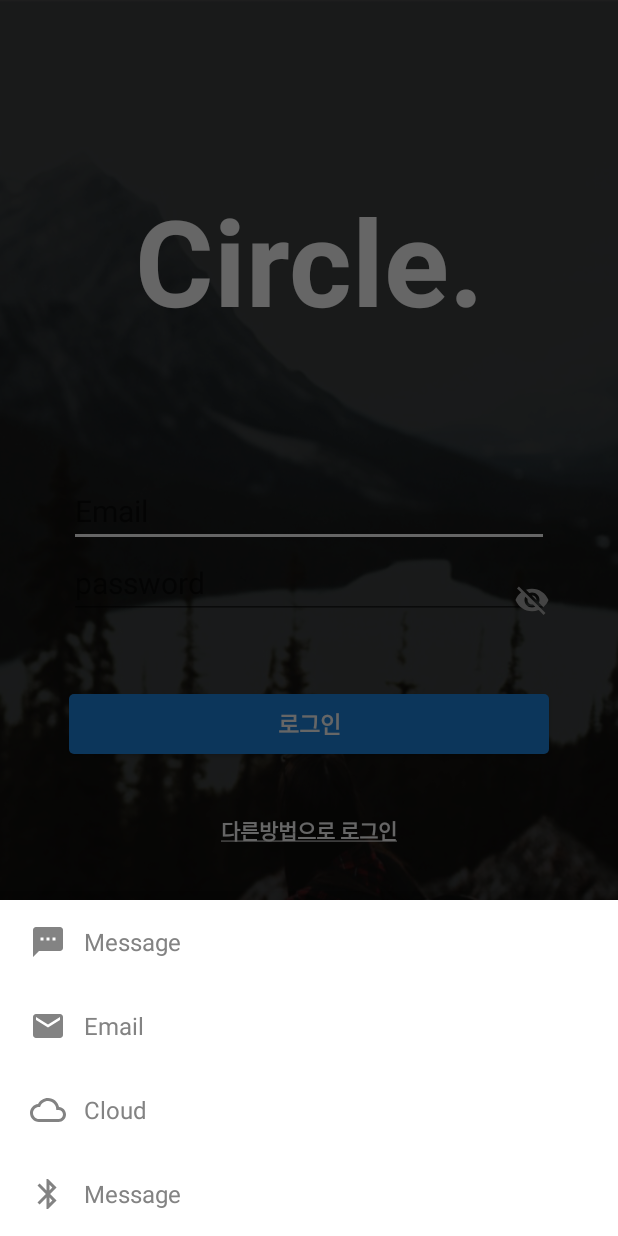
After one commit to taewoooh/TWCircleApp, an Android app: the fragment TWBottomSheetDialog placed in its activity, on a phone screen of 412 x 824 dp. The commit adds this screen. Run offline under Robolectric (Android 15) with nearby library versions, the phone set to English and light mode, and no system bars; libraries missing offline, so code that uses them is left out: com.rengwuxian.materialedittext; plain views replace MaterialEditText; 4 statements that could not run were skipped.

Commit message:
Bottmsheet dialog 작업중

```diff
--- a/app/build.gradle
+++ b/app/build.gradle
@@ -25,6 +25,7 @@ dependencies {
         exclude group: 'com.android.support', module: 'support-annotations'
     })
     compile 'com.android.support:appcompat-v7:25.3.1'
+    compile 'com.android.support:design:26.+'
     compile 'com.android.support.constraint:constraint-layout:1.0.2'
     compile 'com.rengwuxian.materialedittext:library:2.1.4'
     testCompile 'junit:junit:4.12'
--- a/app/src/main/java/com/example/lg/twcircleapp/MainActivity.java
+++ b/app/src/main/java/com/example/lg/twcircleapp/MainActivity.java
@@ -2,8 +2,13 @@ package com.example.lg.twcircleapp;
 
 import android.content.Context;
 import android.graphics.Color;
+import android.support.annotation.NonNull;
+import android.support.design.widget.BottomSheetBehavior;
+import android.support.design.widget.BottomSheetDialog;
+import android.support.design.widget.FloatingActionButton;
 import android.support.v7.app.AppCompatActivity;
 import android.os.Bundle;
+import android.support.v7.widget.Toolbar;
 import android.text.Editable;
 import android.text.InputType;
 import android.text.SpannableString;
@@ -26,7 +31,7 @@ import com.rengwuxian.materialedittext.MaterialEditText;
 public class MainActivity extends AppCompatActivity implements View.OnClickListener {
     MaterialEditText editid, editpassword;
     ImageView delete, delete2, hide;
-    RelativeLayout layout;
+    RelativeLayout layout,relativeLayout;
     Button loginbtn;
     TextView view;
     InputMethodManager imm;
@@ -47,12 +52,24 @@ public class MainActivity extends AppCompatActivity implements View.OnClickListe
         delete2 = (ImageView) findViewById(R.id.delete2);
         view = (TextView) findViewById(R.id.textlogin);
         loginbtn = (Button) findViewById(R.id.loginbtn);
+        /*Toolbar toolbar = (Toolbar) findViewById(R.id.toolbar);
+        setSupportActionBar(toolbar);
+        setTitle("Bottom Sheet Example");*/
+        /*FloatingActionButton fab = (FloatingActionButton) findViewById(R.id.fab);
+        fab.setOnClickListener(new View.OnClickListener() {
+            @Override
+            public void onClick(View view) {
+                TWBottomSheetDialog bottomSheetDialog = TWBottomSheetDialog.getInstance();
+                bottomSheetDialog.show(getSupportFragmentManager(),"bottomSheet");
+            }
+        });*/
 
         delete.setOnClickListener(this);
         delete2.setOnClickListener(this);
         hide.setOnClickListener(this);
         layout.setOnClickListener(this);
         loginbtn.setOnClickListener(this);
+        view.setOnClickListener(this);
 
         SpannableString content = new SpannableString("다른방법으로 로그인");
         content.setSpan(new UnderlineSpan(), 0, content.length(), 0);
@@ -149,6 +166,10 @@ public class MainActivity extends AppCompatActivity implements View.OnClickListe
 
         }else if (v.getId() == R.id.textlogin){
 
+            TWBottomSheetDialog bottomSheetDialog = TWBottomSheetDialog.getInstance();
+            bottomSheetDialog.show(getSupportFragmentManager(),"bottomSheet");
+
+
 
         }
     }
--- /dev/null
+++ b/app/src/main/java/com/example/lg/twcircleapp/TWBottomSheetDialog.java
@@ -0,0 +1,59 @@
+package com.example.lg.twcircleapp;
+
+import android.os.Bundle;
+import android.support.annotation.Nullable;
+import android.support.design.widget.BottomSheetDialogFragment;
+import android.view.LayoutInflater;
+import android.view.View;
+import android.view.ViewGroup;
+import android.widget.LinearLayout;
+import android.widget.Toast;
+
+/**
+ * Created by charlie on 2017. 11. 22
+ */
+
+public class TWBottomSheetDialog extends BottomSheetDialogFragment implements View.OnClickListener{
+
+    public static TWBottomSheetDialog getInstance() { return new TWBottomSheetDialog(); }
+
+    private LinearLayout msgLo;
+    private LinearLayout emailLo;
+    private LinearLayout cloudLo;
+    private LinearLayout bluetoothLo;
+
+    @Nullable
+    @Override
+    public View onCreateView(LayoutInflater inflater, @Nullable ViewGroup container, @Nullable Bundle savedInstanceState) {
+        View view = inflater.inflate(R.layout.bottom_sheet_dialog, container,false);
+        msgLo = (LinearLayout) view.findViewById(R.id.msgLo);
+        emailLo = (LinearLayout) view.findViewById(R.id.emailLo);
+        cloudLo = (LinearLayout) view.findViewById(R.id.cloudLo);
+        bluetoothLo = (LinearLayout) view.findViewById(R.id.bluetoothLo);
+
+        msgLo.setOnClickListener(this);
+        emailLo.setOnClickListener(this);
+        cloudLo.setOnClickListener(this);
+        bluetoothLo.setOnClickListener(this);
+        return view;
+    }
+
+    @Override
+    public void onClick(View view) {
+        switch (view.getId()){
+            case R.id.msgLo:
+                Toast.makeText(getContext(),"Message", Toast.LENGTH_SHORT).show();
+                break;
+            case R.id.emailLo:
+                Toast.makeText(getContext(),"Email", Toast.LENGTH_SHORT).show();
+                break;
+            case R.id.cloudLo:
+                Toast.makeText(getContext(),"Cloud", Toast.LENGTH_SHORT).show();
+                break;
+            case R.id.bluetoothLo:
+                Toast.makeText(getContext(),"Bluetooth", Toast.LENGTH_SHORT).show();
+                break;
+        }
+        dismiss();
+    }
+}
--- a/app/src/main/res/drawable/button.xml
+++ b/app/src/main/res/drawable/button.xml
@@ -4,7 +4,7 @@
     <!-- 평상시 -->
     <item android:state_focused="false" android:state_pressed="false">
         <shape>
-            <solid android:color="#D81B60" />
+            <solid android:color="#1E88E5" />
             <corners android:radius="3dp" />
         </shape>
     </item>
@@ -12,7 +12,7 @@
     <!-- 클릭했을 때 -->
     <item android:state_focused="false" android:state_pressed="true">
         <shape>
-            <solid android:color="#88D81B60" />
+            <solid android:color="#881E88E5" />
             <corners android:radius="3dp" />
         </shape>
     </item>
--- /dev/null
+++ b/app/src/main/res/drawable/ic_bluetooth_gray_24dp.xml
@@ -0,0 +1,9 @@
+<vector xmlns:android="http://schemas.android.com/apk/res/android"
+        android:width="24dp"
+        android:height="24dp"
+        android:viewportWidth="24.0"
+        android:viewportHeight="24.0">
+    <path
+        android:fillColor="#838383"
+        android:pathData="M17.71,7.71L12,2h-1v7.59L6.41,5 5,6.41 10.59,12 5,17.59 6.41,19 11,14.41L11,22h1l5.71,-5.71 -4.3,-4.29 4.3,-4.29zM13,5.83l1.88,1.88L13,9.59L13,5.83zM14.88,16.29L13,18.17v-3.76l1.88,1.88z"/>
+</vector>
--- /dev/null
+++ b/app/src/main/res/drawable/ic_cloud_queue_gray_24dp.xml
@@ -0,0 +1,9 @@
+<vector xmlns:android="http://schemas.android.com/apk/res/android"
+        android:width="24dp"
+        android:height="24dp"
+        android:viewportWidth="24.0"
+        android:viewportHeight="24.0">
+    <path
+        android:fillColor="#838383"
+        android:pathData="M19.35,10.04C18.67,6.59 15.64,4 12,4 9.11,4 6.6,5.64 5.35,8.04 2.34,8.36 0,10.91 0,14c0,3.31 2.69,6 6,6h13c2.76,0 5,-2.24 5,-5 0,-2.64 -2.05,-4.78 -4.65,-4.96zM19,18H6c-2.21,0 -4,-1.79 -4,-4s1.79,-4 4,-4h0.71C7.37,7.69 9.48,6 12,6c3.04,0 5.5,2.46 5.5,5.5v0.5H19c1.66,0 3,1.34 3,3s-1.34,3 -3,3z"/>
+</vector>
--- /dev/null
+++ b/app/src/main/res/drawable/ic_mail_gray_24dp.xml
@@ -0,0 +1,9 @@
+<vector xmlns:android="http://schemas.android.com/apk/res/android"
+        android:width="24dp"
+        android:height="24dp"
+        android:viewportWidth="24.0"
+        android:viewportHeight="24.0">
+    <path
+        android:fillColor="#838383"
+        android:pathData="M20,4L4,4c-1.1,0 -1.99,0.9 -1.99,2L2,18c0,1.1 0.9,2 2,2h16c1.1,0 2,-0.9 2,-2L22,6c0,-1.1 -0.9,-2 -2,-2zM20,8l-8,5 -8,-5L4,6l8,5 8,-5v2z"/>
+</vector>
--- /dev/null
+++ b/app/src/main/res/drawable/ic_share_white_24dp.xml
@@ -0,0 +1,9 @@
+<vector xmlns:android="http://schemas.android.com/apk/res/android"
+        android:width="24dp"
+        android:height="24dp"
+        android:viewportWidth="24.0"
+        android:viewportHeight="24.0">
+    <path
+        android:fillColor="#fff"
+        android:pathData="M18,16.08c-0.76,0 -1.44,0.3 -1.96,0.77L8.91,12.7c0.05,-0.23 0.09,-0.46 0.09,-0.7s-0.04,-0.47 -0.09,-0.7l7.05,-4.11c0.54,0.5 1.25,0.81 2.04,0.81 1.66,0 3,-1.34 3,-3s-1.34,-3 -3,-3 -3,1.34 -3,3c0,0.24 0.04,0.47 0.09,0.7L8.04,9.81C7.5,9.31 6.79,9 6,9c-1.66,0 -3,1.34 -3,3s1.34,3 3,3c0.79,0 1.5,-0.31 2.04,-0.81l7.12,4.16c-0.05,0.21 -0.08,0.43 -0.08,0.65 0,1.61 1.31,2.92 2.92,2.92 1.61,0 2.92,-1.31 2.92,-2.92s-1.31,-2.92 -2.92,-2.92z"/>
+</vector>
--- /dev/null
+++ b/app/src/main/res/drawable/ic_sms_gray_24dp.xml
@@ -0,0 +1,9 @@
+<vector xmlns:android="http://schemas.android.com/apk/res/android"
+        android:width="24dp"
+        android:height="24dp"
+        android:viewportWidth="24.0"
+        android:viewportHeight="24.0">
+    <path
+        android:fillColor="#838383"
+        android:pathData="M20,2L4,2c-1.1,0 -1.99,0.9 -1.99,2L2,22l4,-4h14c1.1,0 2,-0.9 2,-2L22,4c0,-1.1 -0.9,-2 -2,-2zM9,11L7,11L7,9h2v2zM13,11h-2L11,9h2v2zM17,11h-2L15,9h2v2z"/>
+</vector>
--- a/app/src/main/res/layout/activity_main.xml
+++ b/app/src/main/res/layout/activity_main.xml
@@ -90,7 +90,7 @@
     <Button
         android:id="@+id/loginbtn"
         android:layout_width="320dp"
-        android:layout_height="45dp"
+        android:layout_height="40dp"
         android:layout_below="@+id/editpassword"
         android:layout_centerHorizontal="true"
         android:layout_marginTop="50dp"
@@ -110,6 +110,34 @@
         android:text="다른 방법으로 로그인"
         android:textStyle="bold"
         android:textColor="@android:color/white"/>
+<android.support.design.widget.CoordinatorLayout
+    android:layout_width="match_parent"
+    android:layout_height="wrap_content">
+
+    <android.support.design.widget.AppBarLayout
+        android:layout_width="match_parent"
+        android:layout_height="wrap_content"
+        android:theme="@style/AppTheme.AppBarOverlay">
+
+
+
+    </android.support.design.widget.AppBarLayout>
+
+    <include layout="@layout/content_main" />
+
+
+
+
+
+
+</android.support.design.widget.CoordinatorLayout>
+
+
+
+
+
+
+
 
 
 </RelativeLayout>
--- /dev/null
+++ b/app/src/main/res/layout/bottom_sheet_dialog.xml
@@ -0,0 +1,102 @@
+<?xml version="1.0" encoding="utf-8"?>
+<LinearLayout xmlns:android="http://schemas.android.com/apk/res/android"
+    android:layout_width="match_parent"
+    android:layout_height="wrap_content"
+    android:orientation="vertical">
+
+    <LinearLayout
+        android:id="@+id/msgLo"
+        android:layout_width="match_parent"
+        android:layout_height="56dp"
+        android:background="?attr/selectableItemBackground"
+        android:clickable="true"
+        android:gravity="center_vertical"
+        android:orientation="horizontal">
+
+        <ImageView
+            android:layout_width="48dp"
+            android:layout_height="48dp"
+            android:layout_marginLeft="8dp"
+            android:padding="12dp"
+            android:src="@drawable/ic_sms_gray_24dp" />
+
+        <TextView
+            android:layout_width="match_parent"
+            android:layout_height="wrap_content"
+            android:text="Message"
+            android:textColor="#838383"
+            android:textSize="16sp" />
+    </LinearLayout>
+
+    <LinearLayout
+        android:id="@+id/emailLo"
+        android:layout_width="match_parent"
+        android:layout_height="56dp"
+        android:background="?attr/selectableItemBackground"
+        android:clickable="true"
+        android:gravity="center_vertical"
+        android:orientation="horizontal">
+
+        <ImageView
+            android:layout_width="48dp"
+            android:layout_height="48dp"
+            android:layout_marginLeft="8dp"
+            android:padding="12dp"
+            android:src="@drawable/ic_mail_gray_24dp" />
+
+        <TextView
+            android:layout_width="match_parent"
+            android:layout_height="wrap_content"
+            android:text="Email"
+            android:textColor="#838383"
+            android:textSize="16sp" />
+    </LinearLayout>
+
+    <LinearLayout
+        android:id="@+id/cloudLo"
+        android:layout_width="match_parent"
+        android:layout_height="56dp"
+        android:background="?attr/selectableItemBackground"
+        android:clickable="true"
+        android:gravity="center_vertical"
+        android:orientation="horizontal">
+
+        <ImageView
+            android:layout_width="48dp"
+            android:layout_height="48dp"
+            android:layout_marginLeft="8dp"
+            android:padding="12dp"
+            android:src="@drawable/ic_cloud_queue_gray_24dp" />
+
+        <TextView
+            android:layout_width="match_parent"
+            android:layout_height="wrap_content"
+            android:text="Cloud"
+            android:textColor="#838383"
+            android:textSize="16sp" />
+    </LinearLayout>
+
+    <LinearLayout
+        android:id="@+id/bluetoothLo"
+        android:layout_width="match_parent"
+        android:layout_height="56dp"
+        android:background="?attr/selectableItemBackground"
+        android:clickable="true"
+        android:gravity="center_vertical"
+        android:orientation="horizontal">
+
+        <ImageView
+            android:layout_width="48dp"
+            android:layout_height="48dp"
+            android:layout_marginLeft="8dp"
+            android:padding="12dp"
+            android:src="@drawable/ic_bluetooth_gray_24dp" />
+
+        <TextView
+            android:layout_width="match_parent"
+            android:layout_height="wrap_content"
+            android:text="Message"
+            android:textColor="#838383"
+            android:textSize="16sp" />
+    </LinearLayout>
+</LinearLayout>
--- /dev/null
+++ b/app/src/main/res/layout/content_main.xml
@@ -0,0 +1,11 @@
+<?xml version="1.0" encoding="utf-8"?>
+<android.support.constraint.ConstraintLayout xmlns:android="http://schemas.android.com/apk/res/android"
+    xmlns:app="http://schemas.android.com/apk/res-auto"
+    xmlns:tools="http://schemas.android.com/tools"
+    android:layout_width="match_parent"
+    android:layout_height="match_parent"
+    app:layout_behavior="@string/appbar_scrolling_view_behavior"
+    tools:context="com.example.charlie.bottomsheetexam.MainActivity"
+    tools:showIn="@layout/activity_main">
+
+</android.support.constraint.ConstraintLayout>
--- a/app/src/main/res/values/styles.xml
+++ b/app/src/main/res/values/styles.xml
@@ -12,4 +12,13 @@
 
     </style>
 
+    <style name="AppTheme.NoActionBar">
+        <item name="windowActionBar">false</item>
+        <item name="windowNoTitle">true</item>
+    </style>
+
+    <style name="AppTheme.AppBarOverlay" parent="ThemeOverlay.AppCompat.Dark.ActionBar" />
+
+    <style name="AppTheme.PopupOverlay" parent="ThemeOverlay.AppCompat.Light" />
+
 </resources>
```
